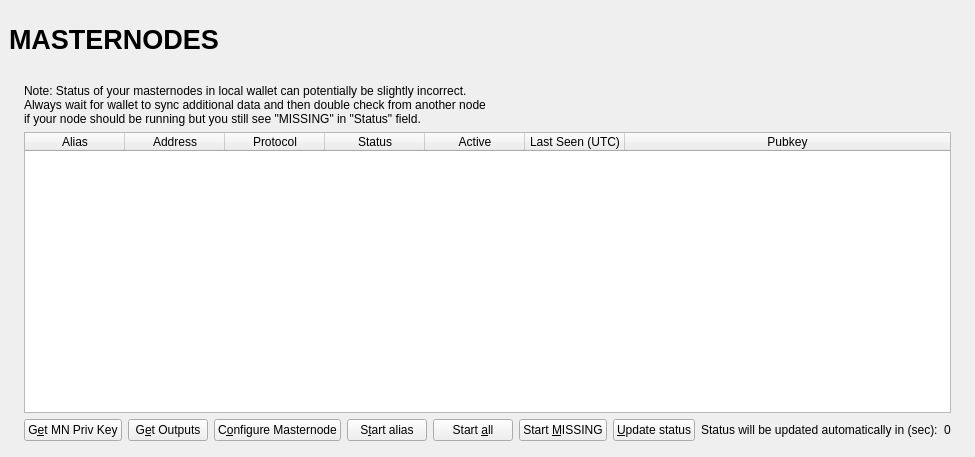
Above: src/qt/forms/masternodelist.ui from theboldproject/BOLD before the change. Below: the same form after it.
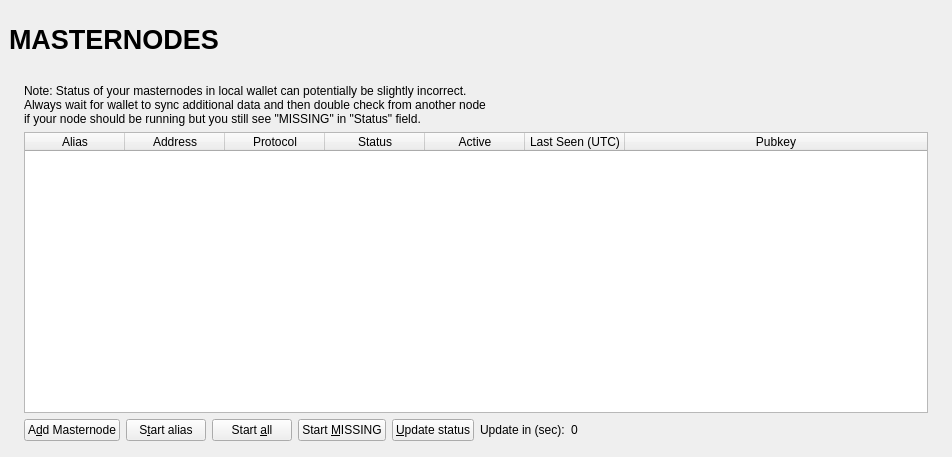
That is the form after the change.

Commit message: [UI] Reduced width of masternode tab to accommodate lower resolution screens

What changed in the file:
```diff
--- a/src/qt/forms/masternodelist.ui
+++ b/src/qt/forms/masternodelist.ui
@@ -282,24 +282,10 @@
                   <property name="bottomMargin">
                    <number>0</number>
                   </property>
-                  <item>
-                   <widget class="QPushButton" name="getMNPrivKeyButton">
-                    <property name="text">
-                     <string>G&amp;et MN Priv Key</string>
-                    </property>
-                   </widget>
-                  </item>
-                  <item>
-                   <widget class="QPushButton" name="getOutputsButton">
-                    <property name="text">
-                     <string>G&amp;et Outputs</string>
-                    </property>
-                   </widget>
-                  </item>
-                  <item>
+                 <item>
                    <widget class="QPushButton" name="configureMasternodeButton">
                     <property name="text">
-                     <string>C&amp;onfigure Masternode</string>
+                     <string>A&amp;dd Masternode</string>
                     </property>
                    </widget>
                   </item>
@@ -334,7 +320,7 @@
                   <item>
                    <widget class="QLabel" name="autoupdate_label">
                     <property name="text">
-                     <string>Status will be updated automatically in (sec):</string>
+                     <string>Update in (sec):</string>
                     </property>
                    </widget>
                   </item>
```
The commit also changes 23 other files.
